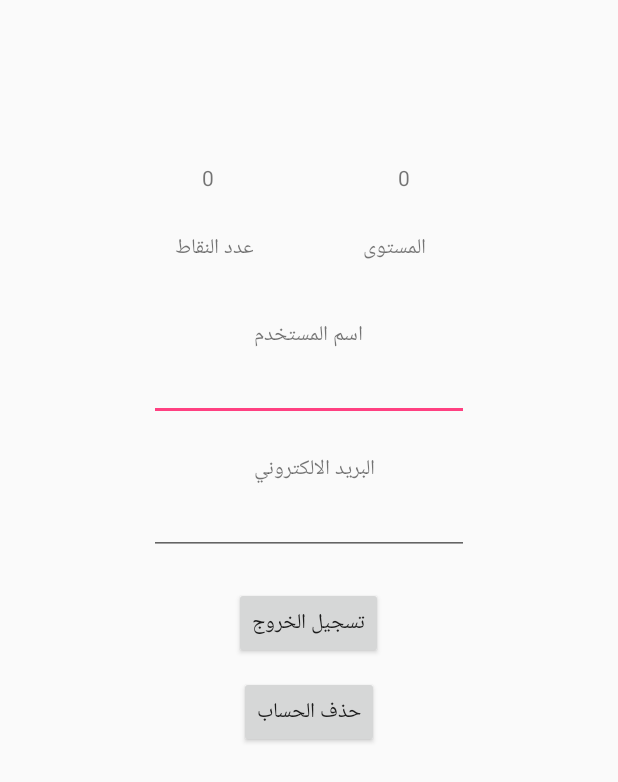
After one commit to SarahAlhabeeb/Qafelah, an Android app: the ProfileActivity screen opened directly, with no data from a screen before it, on a phone screen of 412 x 824 dp. The commit adds this screen. Shown: the top 782 px of the screen. Run offline under Robolectric (Android 15) with nearby library versions, the phone set to English and light mode, and no system bars.

Commit message:
with Profile

```diff
--- a/app/src/main/res/layout/activity_login.xml
+++ b/app/src/main/res/layout/activity_login.xml
@@ -16,7 +16,6 @@
     <EditText
         android:layout_width="wrap_content"
         android:layout_height="wrap_content"
-        android:inputType="textPersonName"
         android:ems="10"
         android:id="@+id/txtEmail"
         android:hint="البريد الإلكتروني"
@@ -27,7 +26,7 @@
         android:textColorHint="@android:color/white"
         android:textAlignment="center"
         android:backgroundTint="@color/white"
-        />
+        android:inputType="textEmailAddress" />
 
     <EditText
         android:id="@+id/txtPass"
@@ -39,7 +38,7 @@
         android:layout_marginBottom="38dp"
         android:ems="10"
         android:hint="كلمة المرور"
-        android:inputType="textPersonName"
+        android:inputType="textPassword"
         android:textColor="@android:color/white"
         android:textColorHint="@android:color/white"
         android:layout_centerHorizontal="true"
--- /dev/null
+++ b/app/src/main/res/layout/activity_profile.xml
@@ -0,0 +1,112 @@
+<?xml version="1.0" encoding="utf-8"?>
+<RelativeLayout xmlns:android="http://schemas.android.com/apk/res/android"
+    xmlns:tools="http://schemas.android.com/tools"
+    android:id="@+id/activity_profile"
+    android:layout_width="match_parent"
+    android:layout_height="match_parent"
+    android:paddingBottom="@dimen/activity_vertical_margin"
+    android:paddingLeft="@dimen/activity_horizontal_margin"
+    android:paddingRight="@dimen/activity_horizontal_margin"
+    android:paddingTop="@dimen/activity_vertical_margin"
+    tools:context="com.example.sara.qafelah.ProfileActivity">
+
+    <TextView
+        android:id="@+id/PscoreView"
+        android:layout_width="wrap_content"
+        android:layout_height="wrap_content"
+        android:text="عدد النقاط"
+        android:layout_alignBaseline="@+id/PlevelView"
+        android:layout_alignBottom="@+id/PlevelView"
+        android:layout_toLeftOf="@+id/PtextView"
+        android:layout_toStartOf="@+id/PtextView" />
+
+    <TextView
+        android:id="@+id/PtextView2"
+        android:layout_width="wrap_content"
+        android:layout_height="wrap_content"
+        android:text="البريد الالكتروني"
+        android:layout_marginTop="65dp"
+        android:layout_below="@+id/PtextView"
+        android:layout_alignLeft="@+id/PtextView"
+        android:layout_alignStart="@+id/PtextView" />
+
+    <EditText
+        android:layout_width="wrap_content"
+        android:layout_height="wrap_content"
+        android:inputType="textPersonName"
+        android:ems="10"
+        android:id="@+id/PnameEdit"
+        android:layout_below="@+id/PtextView"
+        android:layout_centerHorizontal="true" />
+
+    <EditText
+        android:layout_width="wrap_content"
+        android:layout_height="wrap_content"
+        android:inputType="textEmailAddress"
+        android:ems="10"
+        android:id="@+id/PemailEdit"
+        android:layout_below="@+id/PtextView2"
+        android:layout_alignLeft="@+id/PnameEdit"
+        android:layout_alignStart="@+id/PnameEdit" />
+
+    <TextView
+        android:id="@+id/PtextView"
+        android:layout_width="wrap_content"
+        android:layout_height="wrap_content"
+        android:layout_marginTop="34dp"
+        android:text="اسم المستخدم"
+        android:layout_below="@+id/PscoreView"
+        android:layout_centerHorizontal="true" />
+
+    <Button
+        android:text="حذف الحساب"
+        android:layout_width="wrap_content"
+        android:layout_height="wrap_content"
+        android:layout_marginTop="11dp"
+        android:id="@+id/PdeleteBtn"
+        android:layout_below="@+id/PsignOutBtn"
+        android:layout_centerHorizontal="true" />
+
+    <TextView
+        android:id="@+id/PlevelView"
+        android:layout_width="wrap_content"
+        android:layout_height="wrap_content"
+        android:layout_marginTop="137dp"
+        android:text="المستوى"
+        android:layout_alignParentTop="true"
+        android:layout_toRightOf="@+id/PtextView"
+        android:layout_toEndOf="@+id/PtextView" />
+
+    <Button
+        android:text="تسجيل الخروج"
+        android:layout_width="wrap_content"
+        android:layout_height="wrap_content"
+        android:layout_marginTop="21dp"
+        android:id="@+id/PsignOutBtn"
+        android:layout_below="@+id/PemailEdit"
+        android:layout_centerHorizontal="true" />
+
+    <TextView
+        android:layout_width="wrap_content"
+        android:layout_height="wrap_content"
+        android:id="@+id/PscoreValue"
+        android:layout_marginBottom="25dp"
+        android:layout_marginRight="13dp"
+        android:layout_marginEnd="13dp"
+        android:layout_above="@+id/PscoreView"
+        android:layout_toLeftOf="@+id/PsignOutBtn"
+        android:layout_toStartOf="@+id/PsignOutBtn" />
+
+    <TextView
+        android:layout_width="wrap_content"
+        android:layout_height="wrap_content"
+        android:id="@+id/PlevelValue"
+        android:layout_marginLeft="10dp"
+        android:layout_marginStart="10dp"
+        android:layout_alignBaseline="@+id/PscoreValue"
+        android:layout_alignBottom="@+id/PscoreValue"
+        android:layout_toRightOf="@+id/PsignOutBtn"
+        android:layout_toEndOf="@+id/PsignOutBtn" />
+
+
+</RelativeLayout>
```
Also changed, not shown: app/src/main/AndroidManifest.xml (+4 -3 lines), app/src/main/java/com/example/sara/qafelah/DBClass.java (+79 -30 lines), app/src/main/java/com/example/sara/qafelah/LoginActivity.java (+26 -4 lines), app/src/main/java/com/example/sara/qafelah/MainPageActivity.java (+12 -4 lines), app/src/main/java/com/example/sara/qafelah/Menu.java (+7 -7 lines), app/src/main/java/com/example/sara/qafelah/ProfileActivity.java (added, +242 -0 lines), app/src/main/java/com/example/sara/qafelah/SignUpActivity.java (renamed from app/src/main/java/com/example/sara/qafelah/MainActivity.java, +6 -6 lines), app/src/main/java/com/example/sara/qafelah/SplashActivity.java (added, +28 -0 lines), app/src/main/res/layout/activity_sign_up.xml (renamed from app/src/main/res/layout/activity_main.xml, +8 -8 lines), app/src/main/res/layout/activity_splash.xml (added, +13 -0 lines), app/src/main/res/layout/warning_dialog_layout.xml (added, +33 -0 lines).
